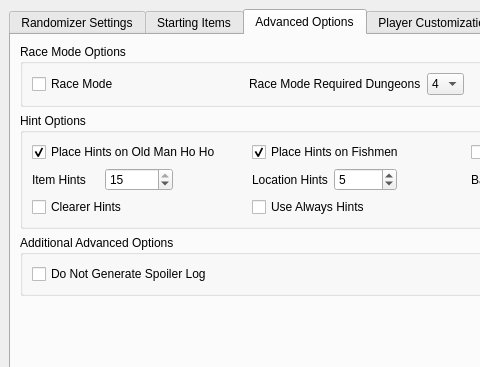
Old version of the form wwr_ui/randomizer_window.ui in the repository LagoLunatic/wwrando; both pictures show x 0 to 480 and y 0 to 367 of the 950 by 690 pixel window.
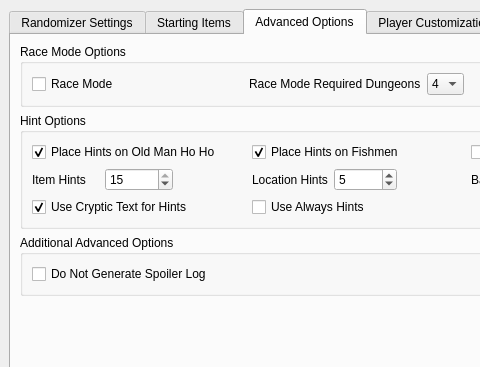
New version of the form. The open tabs and pages were chosen to show the change.

Commit message: Rename Clearer Hints to Use Cryptic Text for Hints

```diff
--- a/wwr_ui/randomizer_window.ui
+++ b/wwr_ui/randomizer_window.ui
@@ -939,7 +939,10 @@
                <item row="6" column="0">
                 <widget class="QCheckBox" name="clearer_hints">
                  <property name="text">
-                  <string>Clearer Hints</string>
+                  <string>Use Cryptic Text for Hints</string>
+                 </property>
+                 <property name="checked">
+                  <bool>true</bool>
                  </property>
                 </widget>
                </item>
```
Left out of the diff: 2 changed lines with no effect on the pictures. The commit also changes 5 other files.
